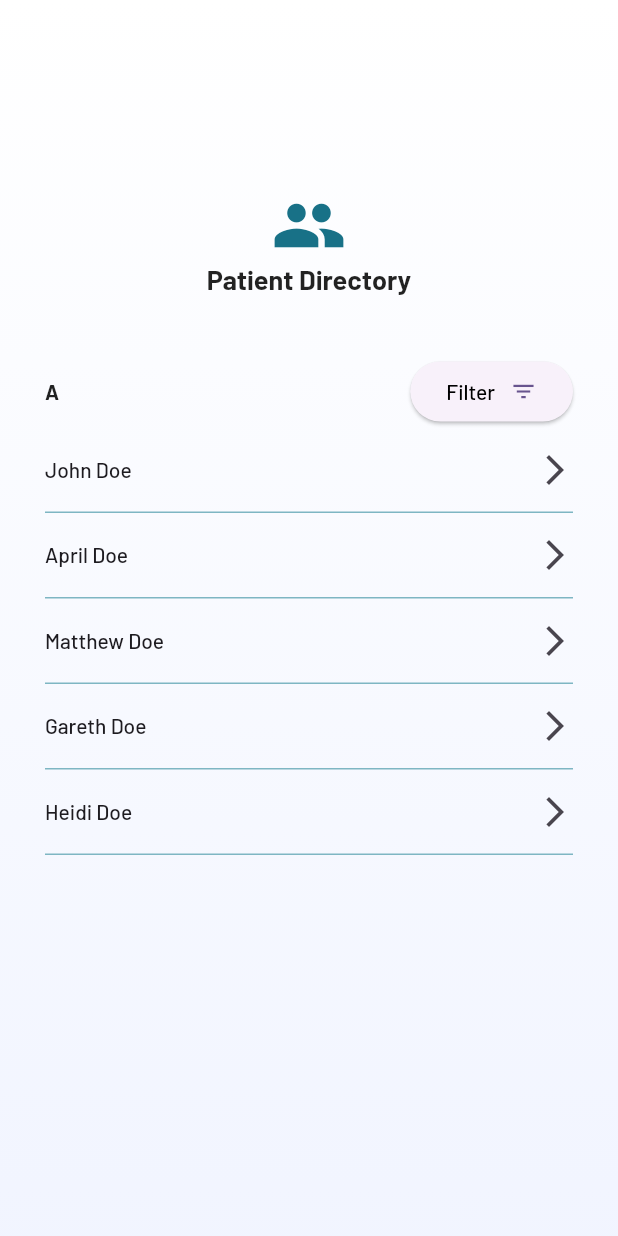
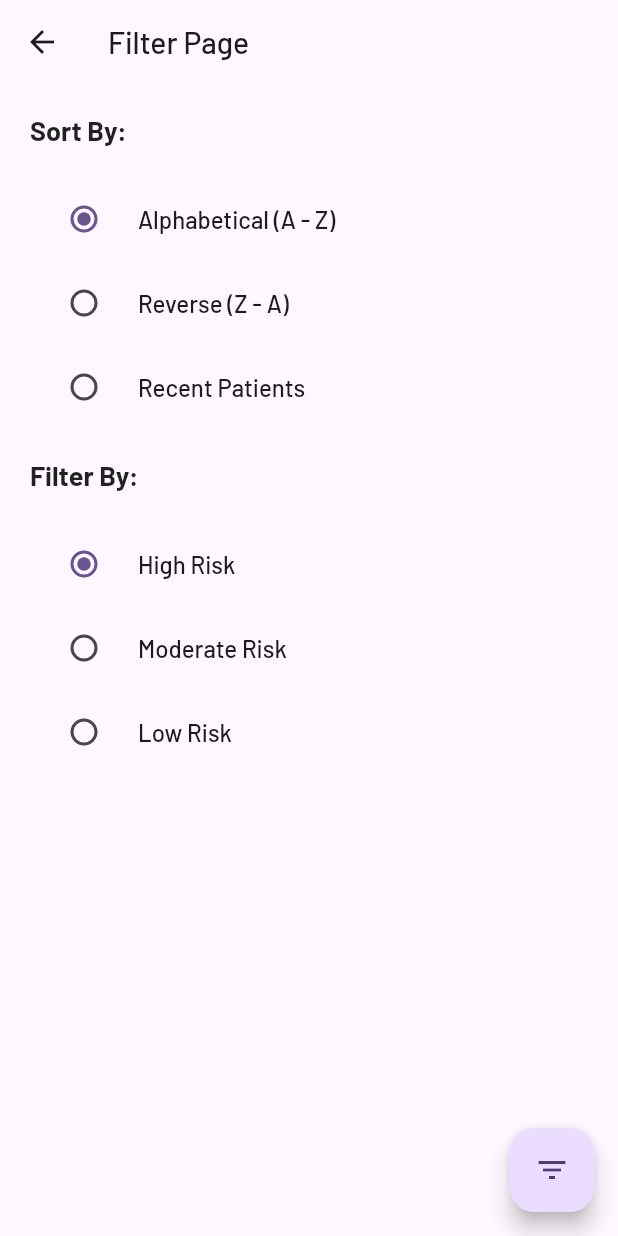
Before and after one commit to Matirix/Project_Gateway, a Flutter app: the PatientsPage screen opened directly, after a tap on "Filter", on a phone screen of 412 x 824 dp. Run offline on Flutter 3.47's test engine with Material 2 defaults, Android fonts, the phone set to English and light mode, and no system bars; our stand-ins replace flutter_secure_storage, flutter_svg, google_fonts, loading_animation_widget, speech_to_text; missing offline and left inert: flutter_pdfview; accounts and stored records are empty.

Commit message:
added filter options

```diff
--- a/lib/patients_page.dart
+++ b/lib/patients_page.dart
@@ -2,6 +2,7 @@ import 'package:flutter/material.dart';
 import 'package:prj_gateway/dummy_data.dart';
 import 'package:prj_gateway/patient_information.dart';
 import 'package:prj_gateway/utils/app_colors.dart';
+import 'package:prj_gateway/utils/filter_page.dart';
 
 class PatientsPage extends StatefulWidget {
   const PatientsPage({super.key});
@@ -42,7 +43,13 @@ class _PatientsPageState extends State<PatientsPage> {
                                 fontSize: 14, fontWeight: FontWeight.bold),
                           ),
                           ElevatedButton(
-                              onPressed: () {},
+                              onPressed: () {
+                                Navigator.push(
+                                    context,
+                                    MaterialPageRoute(
+                                        builder: (context) => FilterPage()),
+                                );
+                              },
                               child: const Row(
                                 children: [
                                   Text("Filter",
--- /dev/null
+++ b/lib/utils/filter_page.dart
@@ -0,0 +1,147 @@
+import 'package:flutter/material.dart';
+
+class FilterPage extends StatefulWidget {
+  @override
+  _FilterPageState createState() => _FilterPageState();
+}
+
+class _FilterPageState extends State<FilterPage> {
+  // Define your state variables here
+  int _selectedSortByIndex = 0;
+
+  @override
+  void initState() {
+    super.initState();
+    // Initialize your state variables here
+  }
+
+  @override
+  Widget build(BuildContext context) {
+    return Scaffold(
+      appBar: AppBar(
+        title: Text('Filter Page'),
+      ),
+      body: Container(
+        width: MediaQuery.of(context).size.width,
+        height: MediaQuery.of(context).size.height,
+        child: Column(
+          crossAxisAlignment: CrossAxisAlignment.start,
+          children: [
+            const Padding(
+              padding: EdgeInsets.all(20.0),
+              child: Text(
+                "Sort By:",
+                style: TextStyle(fontSize: 18, fontWeight: FontWeight.bold),
+              ),
+            ),
+            Padding(
+              padding: EdgeInsets.symmetric(horizontal: 20.0),
+              child: Column(
+                children: [
+                  RadioListTile(
+                    value: 0,
+                    groupValue: _selectedSortByIndex,
+                    onChanged: (int? value) {
+                      setState(() {
+                        _selectedSortByIndex = value!;
+                      });
+                    },
+                    title: const Text(
+                      "Alphabetical (A - Z)",
+                      style: TextStyle(fontSize: 16),
+                    ),
+                  ),
+                  RadioListTile(
+                    value: 1,
+                    groupValue: _selectedSortByIndex,
+                    onChanged: (int? value) {
+                      setState(() {
+                        _selectedSortByIndex = value!;
+                      });
+                    },
+                    title: const Text(
+                      "Reverse (Z - A)",
+                      style: TextStyle(fontSize: 16),
+                    ),
+                  ),
+                  RadioListTile(
+                    value: 1,
+                    groupValue: _selectedSortByIndex,
+                    onChanged: (int? value) {
+                      setState(() {
+                        _selectedSortByIndex = value!;
+                      });
+                    },
+                    title: const Text(
+                      "Recent Patients",
+                      style: TextStyle(fontSize: 16),
+                    ),
+                  ),
+                ],
+              ),
+            ),
+            const Padding(
+              padding: EdgeInsets.all(20.0),
+              child: Text(
+                "Filter By:",
+                style: TextStyle(fontSize: 18, fontWeight: FontWeight.bold),
+              ),
+            ),
+            Padding(
+              padding: EdgeInsets.symmetric(horizontal: 20.0),
+              child: Column(
+                children: [
+                  RadioListTile(
+                    value: 0,
+                    groupValue: _selectedSortByIndex,
+                    onChanged: (int? value) {
+                      setState(() {
+                        _selectedSortByIndex = value!;
+                      });
+                    },
+                    title: const Text(
+                      "High Risk",
+                      style: TextStyle(fontSize: 16),
+                    ),
+                  ),
+                  RadioListTile(
+                    value: 1,
+                    groupValue: _selectedSortByIndex,
+                    onChanged: (int? value) {
+                      setState(() {
+                        _selectedSortByIndex = value!;
+                      });
+                    },
+                    title: const Text(
+                      "Moderate Risk",
+                      style: TextStyle(fontSize: 16),
+                    ),
+                  ),
+                  RadioListTile(
+                    value: 1,
+                    groupValue: _selectedSortByIndex,
+                    onChanged: (int? value) {
+                      setState(() {
+                        _selectedSortByIndex = value!;
+                      });
+                    },
+                    title: const Text(
+                      "Low Risk",
+                      style: TextStyle(fontSize: 16),
+                    ),
+                  ),
+                ],
+              ),
+            ),
+          ],
+        ),
+      ),
+      floatingActionButton: FloatingActionButton(
+        onPressed: () {
+          // Perform any action on filter button press
+        },
+        child: Icon(Icons.filter_list),
+      ),
+    );
+  }
+}
--- a/lib/utils/pdfscreen.dart
+++ b/lib/utils/pdfscreen.dart
@@ -1,10 +1,6 @@
 import 'dart:async';
-
-
 import 'package:flutter/material.dart';
 import 'package:flutter_pdfview/flutter_pdfview.dart';
-
-
 
 class PDFScreen extends StatefulWidget {
   final String? path;
```
Also changed, not shown: 5 other files.
